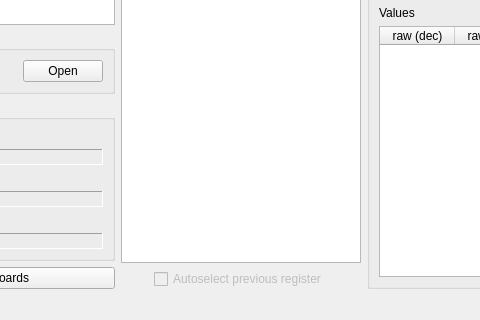
Old version of the form QtHardMonForm.ui in the repository ChimeraTK/QtHardMon; both pictures show x 134 to 614 and y 303 to 623 of the 1044 by 623 pixel window.
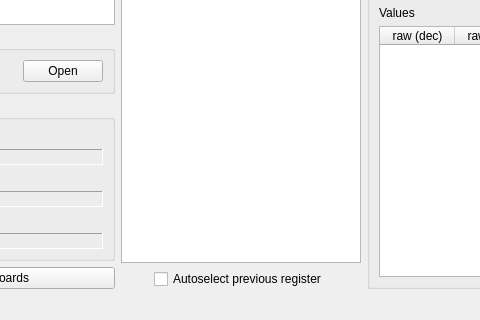
New version of the form.

Commit message: made 'autoselectPreviousRegister' work again with the module/register tree structure

The edit to the form file:
```diff
--- a/QtHardMonForm.ui
+++ b/QtHardMonForm.ui
@@ -193,9 +193,6 @@
       </item>
       <item alignment="Qt::AlignHCenter|Qt::AlignBottom">
        <widget class="QCheckBox" name="autoselectPreviousRegisterCheckBox">
-        <property name="enabled">
-         <bool>false</bool>
-        </property>
         <property name="toolTip">
          <string>Automatically select the previously selected register when reopening the device.</string>
         </property>
```
The commit also changes 2 other files.
